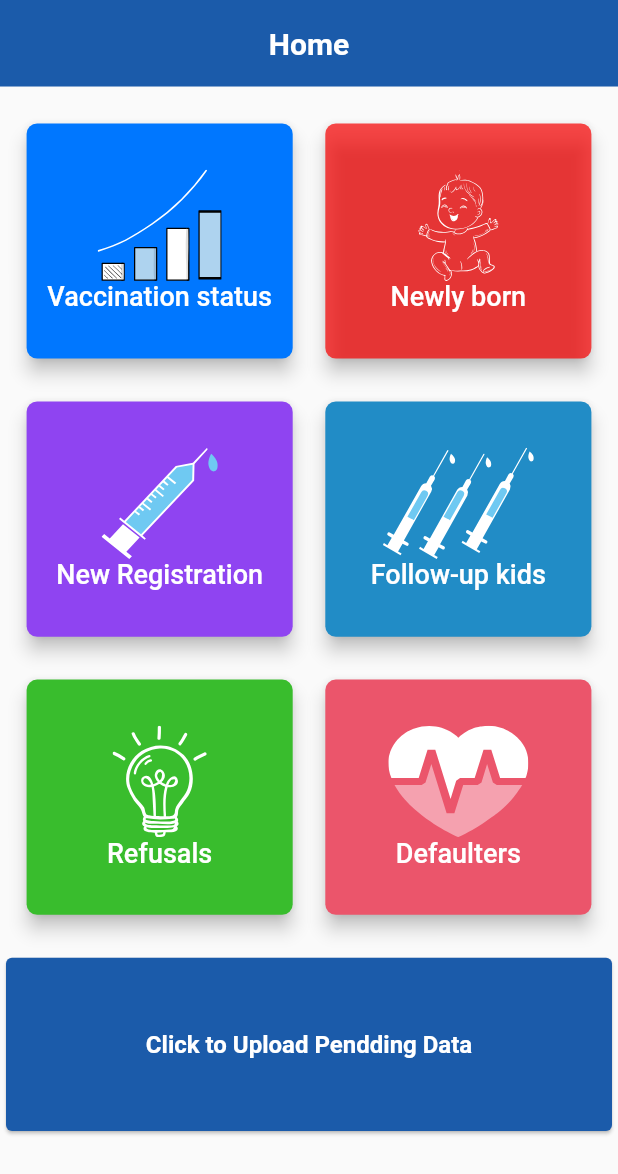
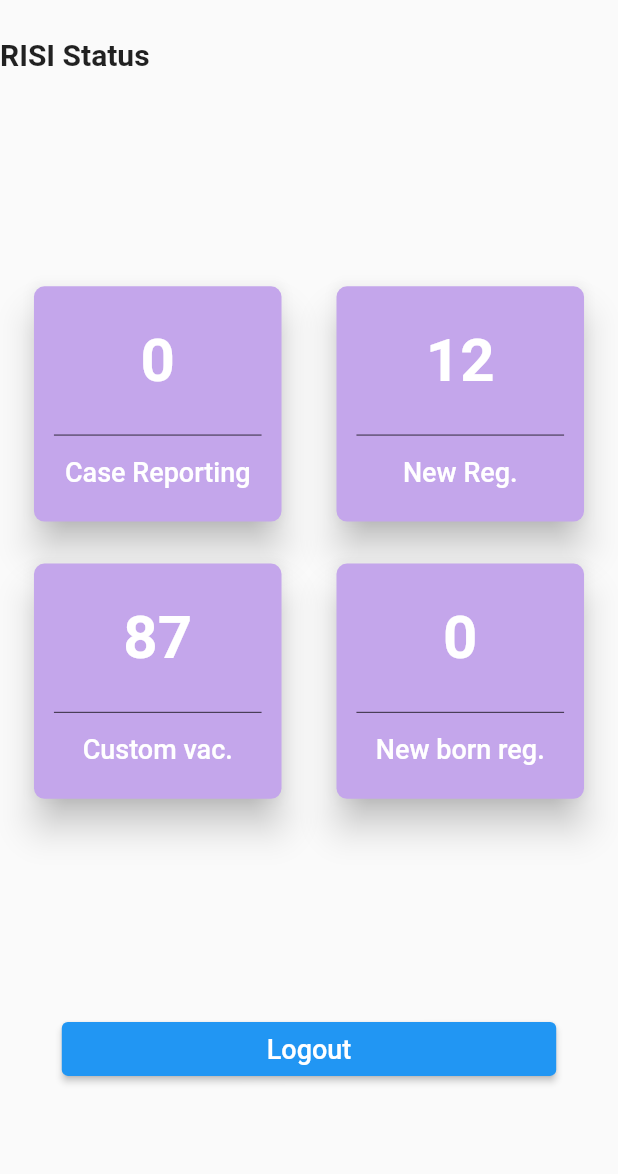
Before and after one commit to ssaannwwaall/vaccination_app, a Flutter app: the HomeScreen screen opened by its route, after a tap on "Vaccination status", on a phone screen of 412 x 824 dp. Shown: the top 1174 px of the screen. Run offline on Flutter 3.47's test engine with Material 2 defaults, Android fonts, the phone set to English and light mode, and no system bars; our stand-ins replace camera, file_picker, firebase_auth, firebase_core, firebase_database, firebase_storage and 6 more; missing offline and left inert: dart:ffi; accounts and stored records are empty.

Commit message:
status screen and some settings

```diff
--- a/lib/CustomVaccinationScreen.dart
+++ b/lib/CustomVaccinationScreen.dart
@@ -629,7 +629,8 @@ class _CustomVaccinationScreenState extends State<CustomVaccinationScreen> {
                                       //nextvaccinationDate
                                       [],
                                       //list of vaccinations
-                                      false);
+                                      false,
+                                      FirebaseCalls.user.uid);
 
                                   if (await Helper.isInternetAvailble()) {
                                     FirebaseCalls.setCustomVaccinationRecord(
--- a/lib/Helper/LocalDatabase.dart
+++ b/lib/Helper/LocalDatabase.dart
@@ -6,6 +6,8 @@ class LocalDatabase {
   static const String _vaccinesAndDoes = 'vaccinesAndDoes';
   static const String _allKidsData = 'allKidsData';
   static const String _customVaccines = 'customVaccines';
+  static const String _myReportingCases = 'myReportingCases';
+  static const String _myNewBorn = 'myNewBorn';
 
   static Future saveCitiesAndRegons(Map regons) async {
     try {
@@ -97,4 +99,52 @@ class LocalDatabase {
       return null;
     }
   }
+
+  static Future setMYReportingCases(String regons) async {
+    try {
+      SharedPreferences prefs = await SharedPreferences.getInstance();
+      prefs.setString(_myReportingCases, regons);
+      return true;
+    } catch (e) {
+      print("all kids saving error $e.toString()");
+      return null;
+    }
+  }
+
+  static Future getMyReportingCases() async {
+    try {
+      SharedPreferences prefs = await SharedPreferences.getInstance();
+      String? value = prefs.getString(_myReportingCases);
+      print('case from local    ');
+      print(value);
+      return value!; // sending back as a map
+    } catch (e) {
+      print('case from local  error   ');
+      print(e.toString());
+      return null;
+    }
+  }
+
+  static Future setMYNewBorns(String regons) async {
+    try {
+      SharedPreferences prefs = await SharedPreferences.getInstance();
+      prefs.setString(_myNewBorn, regons);
+      return true;
+    } catch (e) {
+      print("all kids saving error $e.toString()");
+      return null;
+    }
+  }
+
+  static Future getMyNewBorns() async {
+    try {
+      SharedPreferences prefs = await SharedPreferences.getInstance();
+      String? value = prefs.getString(_myNewBorn);
+      print(value);
+      return value!; // sending back as a map
+    } catch (e) {
+      print(e.toString());
+      return null;
+    }
+  }
 }
--- a/lib/HomeScreen.dart
+++ b/lib/HomeScreen.dart
@@ -14,6 +14,7 @@ import 'package:vaccination_app/defaulterScreen.dart';
 import 'Helper/Helper.dart';
 import 'Helper/MyColors.dart';
 import 'Helper/SharefPrefsCurrentUser.dart';
+import 'StatusScreen.dart';
 
 class HomeScreen extends StatefulWidget {
   static const String routeName = '/HomeScreen';
@@ -76,8 +77,8 @@ class _HomeScreenState extends State<HomeScreen> {
                               MyColors.Dashboard,
                               'assets/images/graph1.svg'),
                           onTap: () {
-                            // Navigator.of(context)
-                            //     .pushNamed(NewBirthChildScreen.routeName);
+                            Navigator.of(context)
+                                .pushNamed(StatusScreen.routeName);
                           },
                         ),
                         GestureDetector(
--- a/lib/NewBirthChildScreen.dart
+++ b/lib/NewBirthChildScreen.dart
@@ -601,7 +601,8 @@ class _NewBirthChildScreenState extends State<NewBirthChildScreen> {
                                       _controllerAddress.text.toString(),
                                       pic_url,
                                       DateFormat('yyyy-MM-dd – kk:mm')
-                                          .format(DateTime.now()));
+                                          .format(DateTime.now()),
+                                  FirebaseCalls.user.uid);
 
                                   if (await Helper.isInternetAvailble()) {
                                     FirebaseCalls.setNewlyBorn(newlyBorn: obj)
--- a/lib/SplashScreen.dart
+++ b/lib/SplashScreen.dart
@@ -92,6 +92,8 @@ _loadCitiesAndRegonsAndVaccines() async {
     await FirebaseCalls.getAllVaccines();
     await FirebaseCalls.getAllUpcoming();
     await FirebaseCalls.getCustomVaccines();
+    await FirebaseCalls.getAllRegularVaccinators();
+    await FirebaseCalls.getAllNewBorns();
   } else {
     print('internet not available');
   }
--- /dev/null
+++ b/lib/StatusScreen.dart
@@ -0,0 +1,149 @@
+import 'package:flutter/material.dart';
+import 'package:vaccination_app/Helper/LocalDatabase.dart';
+import 'package:vaccination_app/Helper/MyColors.dart';
+import 'package:vaccination_app/Widget/CardHome.dart';
+
+import 'Widget/statusCard.dart';
+
+class StatusScreen extends StatefulWidget {
+  static const routeName = "/StatusScreen";
+
+  const StatusScreen({Key? key}) : super(key: key);
+
+  @override
+  State<StatusScreen> createState() => _StatusScreenState();
+}
+
+class _StatusScreenState extends State<StatusScreen> {
+  String _myCases = '0';
+  String _myBorns = '0';
+
+  @override
+  void initState() {
+    // TODO: implement initState
+    _loadData();
+    super.initState();
+  }
+
+  @override
+  Widget build(BuildContext context) {
+    MediaQueryData mediaQueryData = MediaQuery.of(context);
+    var _hight = mediaQueryData.size.height;
+    var _width = mediaQueryData.size.width;
+
+    return Scaffold(
+      body: SafeArea(
+        child: SizedBox(
+          width: _width,
+          height: _hight,
+          child: Column(
+            mainAxisAlignment: MainAxisAlignment.spaceEvenly,
+            children: [
+              Row(
+                children: const [
+                  Text(
+                    'RISI Status ',
+                    style: TextStyle(fontSize: 20, fontWeight: FontWeight.w600),
+                  ),
+                ],
+              ),
+              Container(
+                width: _width,
+                height: _hight * .70,
+                child: Center(
+                  child: Column(
+                    mainAxisAlignment: MainAxisAlignment.center,
+                    children: [
+                      Row(
+                        mainAxisAlignment: MainAxisAlignment.spaceEvenly,
+                        children: [
+                          StatusCard(
+                              _hight * .20,
+                              _width * .42,
+                              'Case Reporting',
+                              MyColors.color_purpel_light,
+                              _myCases),
+                          StatusCard(_hight * .20, _width * .42, 'New Reg.',
+                              MyColors.color_purpel_light, '12'),
+                        ],
+                      ),
+                      Row(
+                        mainAxisAlignment: MainAxisAlignment.spaceEvenly,
+                        children: [
+                          StatusCard(_hight * .20, _width * .42, 'Custom vac.',
+                              MyColors.color_purpel_light, '87'),
+                          StatusCard(
+                              _hight * .20,
+                              _width * .42,
+                              'New born reg.',
+                              MyColors.color_purpel_light,
+                              _myBorns),
+                        ],
+                      ),
+                    ],
+                  ),
+                ),
+              ),
+              Container(
+                  width: _width,
+                  height: _hight * .15,
+                  child: Column(
+                    children: [
+                      Container(
+                        width: _width * .8,
+                        child: ElevatedButton(
+                            onPressed: () {},
+                            child: const Text(
+                              'Logout',
+                              style: TextStyle(
+                                fontSize: 18,
+                                fontWeight: FontWeight.w500,
+                                color: MyColors.color_white,
+                              ),
+                            )),
+                      ),
+                    ],
+                  )),
+            ],
+          ),
+        ),
+      ),
+    );
+  }
+
+  void _loadData() async {
+    print('cghjkl,mnbvfgukl,mn');
+    await LocalDatabase.getMyReportingCases().then((value) => {
+          if (value != null)
+            {
+              setState(() {
+                _myCases = value;
+                print('cgplplpl,mn');
+                print(_myCases);
+              }),
+            }
+          else
+            {
+              setState(() {
+                _myCases = '0';
+              }),
+            }
+        });
+    await LocalDatabase.getMyNewBorns().then((value) => {
+          if (value != null)
+            {
+              setState(() {
+                _myBorns = value;
+                print('new borns');
+                print(_myBorns);
+              }),
+            }
+          else
+            {
+              setState(() {
+                _myBorns = '0';
+              }),
+            }
+        });
+  }
+}
--- /dev/null
+++ b/lib/Widget/statusCard.dart
@@ -0,0 +1,68 @@
+import 'package:flutter/material.dart';
+import 'package:flutter_svg/svg.dart';
+
+import '../Helper/MyColors.dart';
+
+class StatusCard extends StatelessWidget {
+  var _hight, _width;
+  Color backgroundColor = MyColors.color_white;
+  String _lableText = '';
+  String _itemCount = '0';
+
+  StatusCard(this._hight, this._width, this._lableText, this.backgroundColor,
+      this._itemCount);
+
+  @override
+  Widget build(BuildContext context) {
+    return Container(
+      width: _width,
+      height: _hight,
+      margin: const EdgeInsets.all(10),
+      //color: MyColors.color_yellow_light,
+      child: Card(
+        shape: RoundedRectangleBorder(
+          borderRadius: BorderRadius.circular(7.0),
+        ),
+        color: backgroundColor,
+        elevation: 10,
+        child: Column(
+          //mainAxisAlignment: MainAxisAlignment.center,
+          children: [
+            SizedBox(
+              height: _hight * 0.6,
+              width: _width * .9,
+              child: Center(
+                child: Text(
+                  _itemCount,
+                  style: const TextStyle(
+                      fontSize: 40,
+                      fontWeight: FontWeight.bold,
+                      color: MyColors.color_white),
+                ),
+              ),
+            ),
+            Container(
+              width: _width * .8,
+              height: .5,
+              color: MyColors.color_black,
+            ),
+            Container(
+              height: _hight * 0.3,
+              width: _width * .9,
+              child: Center(
+                child: Text(
+                  _lableText,
+                  style: const TextStyle(
+                    fontSize: 18,
+                    fontWeight: FontWeight.w500,
+                    color: MyColors.color_white,
+                  ), //_width * .1 font size
+                ),
+              ),
+            ),
+          ],
+        ),
+      ),
+    );
+  }
+}
--- a/lib/main.dart
+++ b/lib/main.dart
@@ -8,6 +8,7 @@ import 'package:vaccination_app/NewRegisterationScreen.dart';
 import 'package:vaccination_app/RefusalScreen.dart';
 import 'package:vaccination_app/ReportCasesScreen.dart';
 import 'package:vaccination_app/NavHomeScreen.dart';
+import 'package:vaccination_app/StatusScreen.dart';
 import 'package:vaccination_app/defaulterScreen.dart';
 import 'SplashScreen.dart';
 import 'UpcomingScreen.dart';
@@ -49,7 +50,8 @@ class _MainState extends State<Main> {
         RefusalScreen.routeName: (ctx) => RefusalScreen(),
         ReportCasesScreen.routeName: (ctx) => ReportCasesScreen(),
         NavHomeScreen.routeName: (ctx) => NavHomeScreen(),
-        CustomVaccinationScreen.routeName: (ctx) => CustomVaccinationScreen(),
+        CustomVaccinationScreen.routeName: (ctx) =>  CustomVaccinationScreen(),
+        StatusScreen.routeName: (ctx) => const StatusScreen(),
       },
     );
   }
```
Also changed, not shown: lib/Helper/FirebaseCall.dart (+44 -1 lines), lib/Models/NewRegisteration.dart (+13 -4 lines), lib/Models/NewlyBorn.dart (+6 -3 lines), lib/NavHomeScreen.dart (+10 -7 lines), lib/NewRegisterationScreen.dart (+30 -4 lines), lib/ReportCasesScreen.dart (+9 -3 lines), lib/Widget/CardHome.dart (line endings or trailing spaces).
